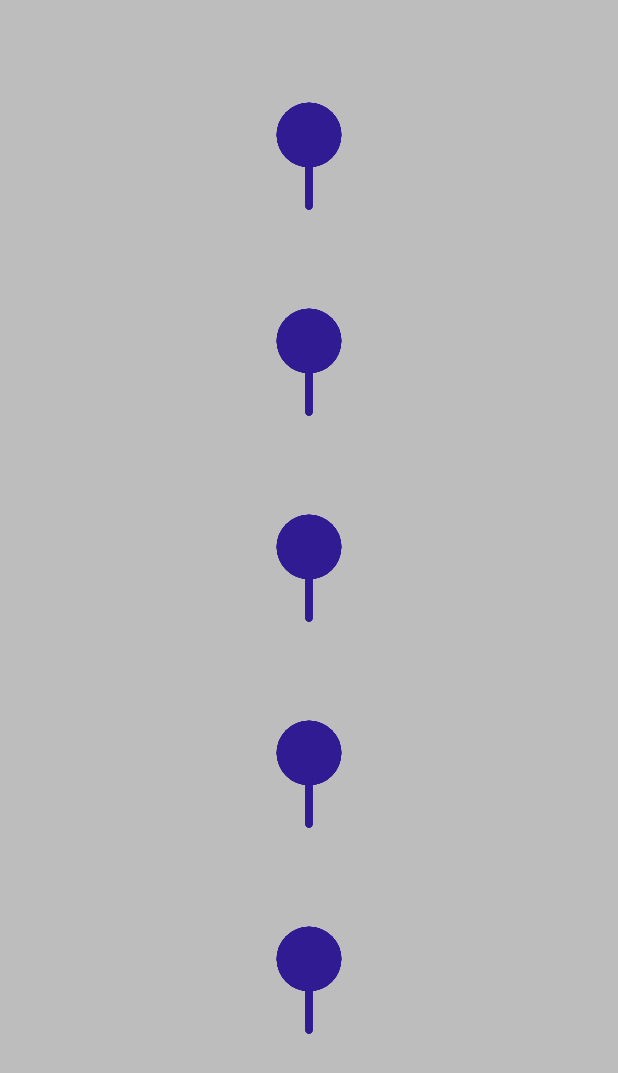
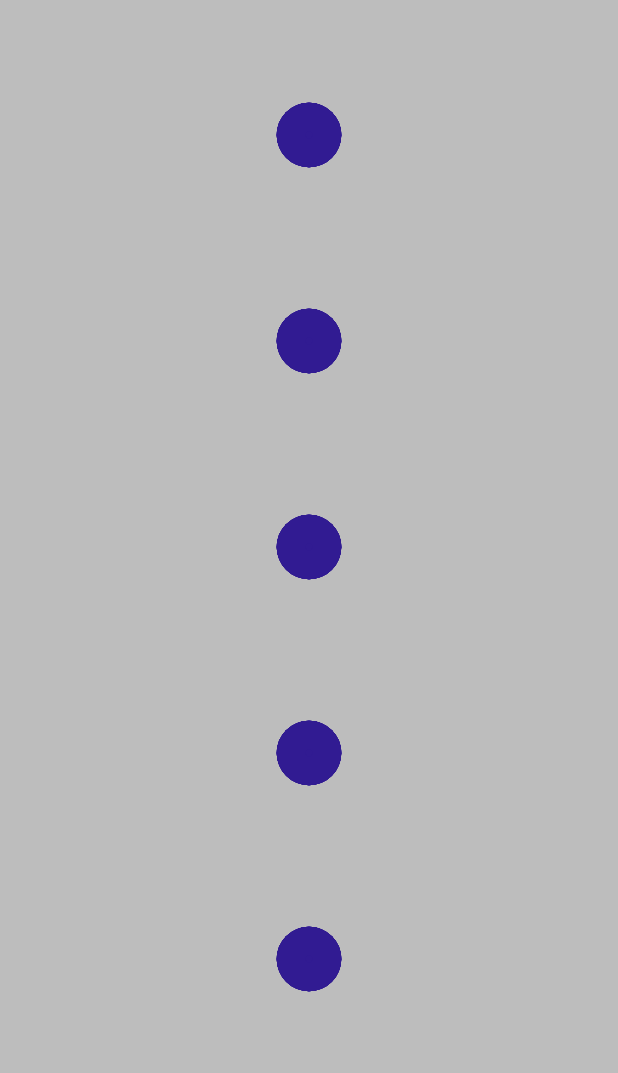
Before and after one commit to Anwesh43/LinkedTreeRotView, an Android app: the screen it shows after launch (MainActivity), on a phone screen of 412 x 824 dp. Shown: the top 1073 px of the screen. Run offline under Robolectric (Android 15) with nearby library versions, the phone set to English and light mode, and no system bars.

Commit message:
adding fixes

```diff
--- a/treerotview/src/main/java/com/anwesh/uiprojects/treerotview/TreeRotView.kt
+++ b/treerotview/src/main/java/com/anwesh/uiprojects/treerotview/TreeRotView.kt
@@ -15,7 +15,7 @@ import android.graphics.Color
 val nodes : Int = 5
 val edges : Int = 2
 val parts : Int = 2
-val scGap : Float = 2.9f
+val scGap : Float = 0.05f
 val scDiv : Double = 0.51
 val strokeFactor : Int = 90
 val sizeFactor : Float = 2.9f
@@ -38,16 +38,17 @@ fun Canvas.drawTree(i : Int, size : Float, sc : Float, paint : Paint) {
     val sci : Float = sc.divideScale(i, parts)
     var x : Float = 0f
     var y : Float = -size
-    var x1 : Float = 0f
-    var y1 : Float = 0f
+    var x1 : Float = x
+    var y1 : Float = y
     for (j in 0..(edges)) {
-        val yFactor = size * sci.divideScale(j, edges)
-        val xFactor = (size / 2) * sci.divideScale(j, edges)
+        val scij : Float = sci.divideScale(j, edges)
+        val yFactor = size * scij
+        val xFactor = (size / 2) * scij
         y += yFactor
         x -= xFactor
         drawCircle(x, y, (size / rFactor), paint)
         drawLine(x1, y1, x, y, paint)
-        x1 += xFactor
+        x1 -= xFactor
         y1 += yFactor
     }
 }
@@ -64,7 +65,8 @@ fun Canvas.drawTRNode(i : Int, scale : Float, paint : Paint) {
     paint.strokeCap = Paint.Cap.ROUND
     save()
     translate(w / 2, gap * (i + 1))
-    rotate(90f * sc2)
+    rotate(rotDeg * sc2)
+    drawCircle(0f, -size, size / rFactor, paint)
     for (j in 0..(parts - 1)) {
         save()
         scale(1f - 2 * j, 1f)
```
